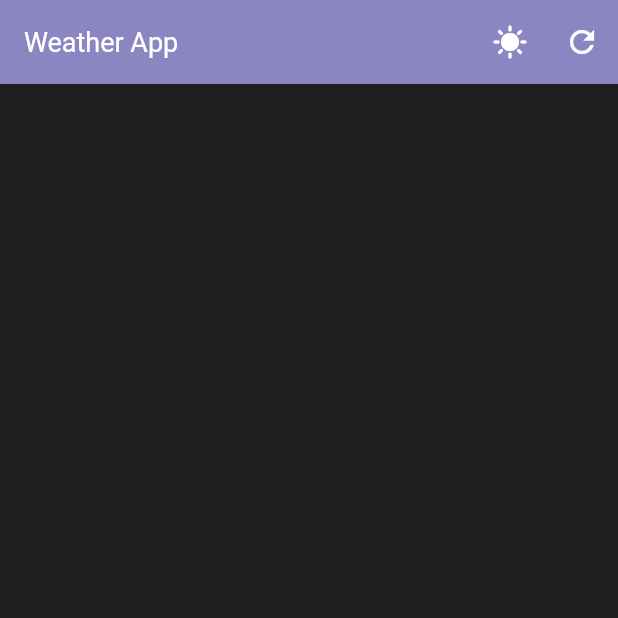
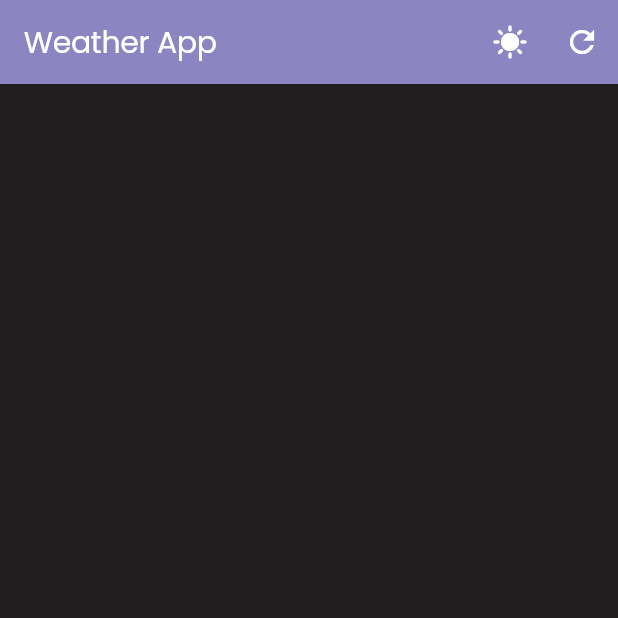
Before and after one commit to ARPAN-DUTTA1/weather_bloc, a Flutter app: the screen it shows after launch, after a tap on the "dark mode" icon, on a phone screen of 412 x 824 dp, the top half of it. Run offline on Flutter 3.47's test engine with Material 3 defaults, Android fonts, the phone set to English and light mode, and no system bars; our stand-ins replace bloc, flutter_animate, flutter_bloc, go_router.

Commit message:
sliver design

```diff
--- a/lib/main.dart
+++ b/lib/main.dart
@@ -34,11 +34,10 @@ class MyApp extends StatelessWidget {
                 backgroundColor: Color.fromARGB(255, 139, 133, 193),
                 centerTitle: false,
                 foregroundColor: Color.fromARGB(255, 255, 255, 255),
-                titleTextStyle: TextStyle(fontSize: 18.0),
               ),
               scaffoldBackgroundColor: const Color.fromARGB(255, 32, 30, 31),
               colorScheme: ColorScheme.fromSeed(
-                seedColor: Color.fromARGB(255, 139, 133, 193),
+                seedColor: const Color.fromARGB(255, 139, 133, 193),
                 primary: const Color.fromARGB(255, 139, 133, 193),
                 secondary: const Color.fromARGB(255, 212, 205, 244),
                 brightness: Brightness.dark,
@@ -47,15 +46,15 @@ class MyApp extends StatelessWidget {
               textTheme: const TextTheme(
                 bodyLarge: TextStyle(
                   fontSize: 20.0,
-                  color: Color.fromARGB(255, 0, 0, 0),
+                  color: Color.fromARGB(255, 255, 255, 255),
                 ),
                 bodyMedium: TextStyle(
                   fontSize: 16.0,
-                  color: Color.fromARGB(255, 0, 0, 0),
+                  color: Color.fromARGB(255, 255, 255, 255),
                 ),
                 bodySmall: TextStyle(
                   fontSize: 14.0,
-                  color: Color.fromARGB(255, 0, 0, 0),
+                  color: Color.fromARGB(255, 255, 255, 255),
                 ),
                 displayLarge: TextStyle(
                   fontSize: 20.0,
--- a/lib/provider/theme_provider/bloc/theme_bloc.dart
+++ b/lib/provider/theme_provider/bloc/theme_bloc.dart
@@ -2,7 +2,6 @@ import 'dart:async';
 
 import 'package:bloc/bloc.dart';
 import 'package:flutter/material.dart';
-import 'package:meta/meta.dart';
 
 part 'theme_event.dart';
 part 'theme_state.dart';
--- a/lib/screens/weather/weather_screen.dart
+++ b/lib/screens/weather/weather_screen.dart
@@ -6,8 +6,22 @@ class WeatherScreen extends StatelessWidget {
 
   @override
   Widget build(BuildContext context) {
+    final size = MediaQuery.of(context).size;
+    final color = Theme.of(context).colorScheme;
+    final text = Theme.of(context).textTheme;
+
     return Scaffold(
-      appBar: CustomAppbar(title: 'Weather App', onRefresh: () {}),
+      body: CustomScrollView(
+        slivers: [
+          CustomAppbar(
+            title: 'Weather App',
+            onRefresh: () {
+              // your refresh logic
+            },
+          ),
+          // SliverToBoxAdapter(child: ),
+        ],
+      ),
     );
   }
 }
--- a/lib/screens/weather/widgets/custom_appbar.dart
+++ b/lib/screens/weather/widgets/custom_appbar.dart
@@ -1,19 +1,22 @@
-// ignore_for_file: public_member_api_docs, sort_constructors_first
 import 'package:flutter/material.dart';
 import 'package:flutter_bloc/flutter_bloc.dart';
-
 import 'package:weather_bloc/provider/theme_provider/bloc/theme_bloc.dart';
 
-class CustomAppbar extends StatelessWidget implements PreferredSizeWidget {
+class CustomAppbar extends StatelessWidget {
   final String title;
   final VoidCallback? onRefresh;
-  const CustomAppbar({Key? key, required this.title, this.onRefresh})
-    : super(key: key);
+
+  const CustomAppbar({super.key, required this.title, this.onRefresh});
 
   @override
   Widget build(BuildContext context) {
-    return AppBar(
-      title: Text(title),
+    return SliverAppBar(
+      floating: true,
+      pinned: false,
+      snap: true,
+      stretch: true,
+      title: Text(title, style: Theme.of(context).textTheme.displayLarge),
+      centerTitle: false,
       actions: [
         BlocBuilder<ThemeBloc, ThemeState>(
           builder: (context, state) {
@@ -33,7 +36,4 @@ class CustomAppbar extends StatelessWidget implements PreferredSizeWidget {
       ],
     );
   }
-
-  @override
-  Size get preferredSize => const Size.fromHeight(kToolbarHeight);
 }
```
Also changed, not shown: lib/screens/weather/model/weather_data_model.dart (+11 -2 lines).
